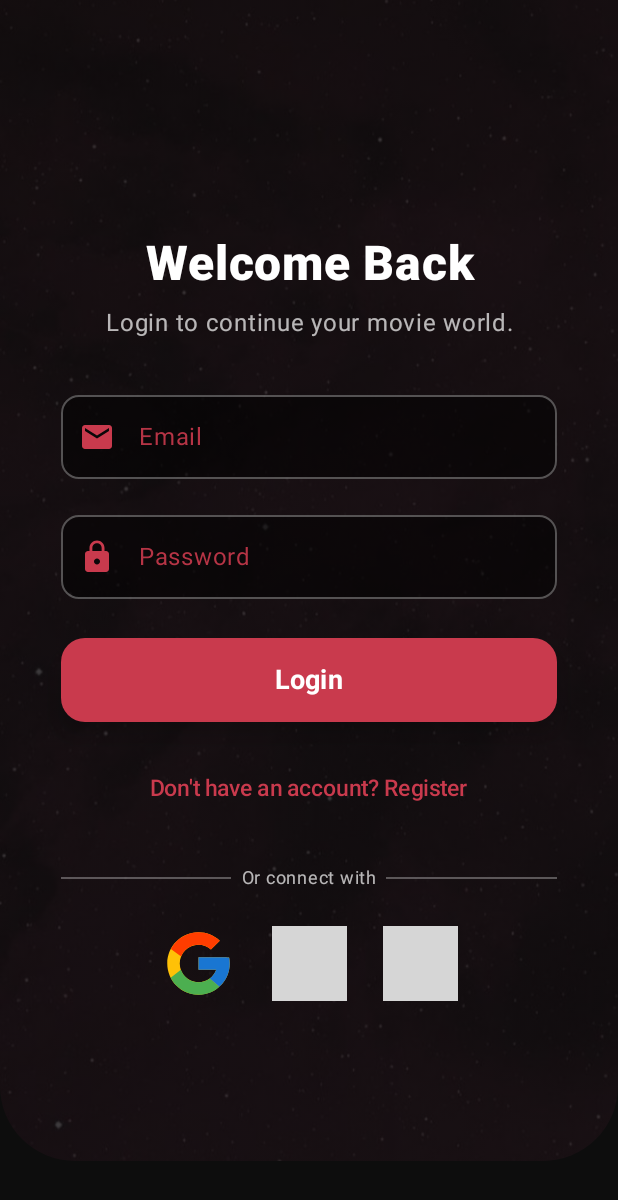
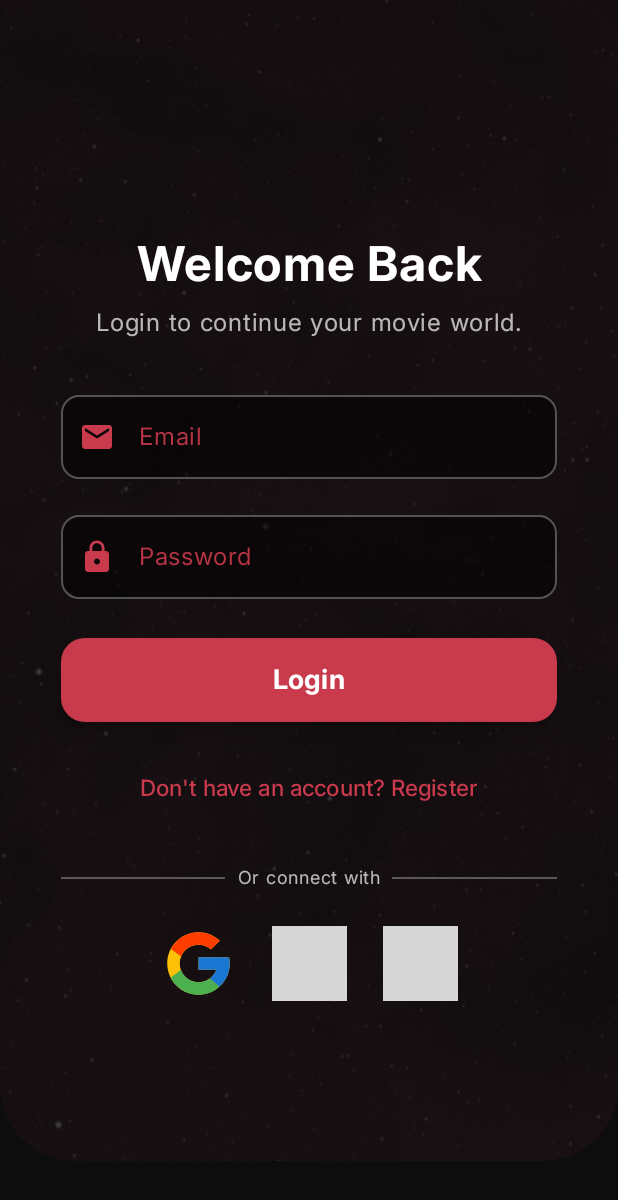
Before and after one commit to Tarik-Lotfy/Capstone-Project-DEPI, an Android app built with Jetpack Compose: the screen it shows after launch (MainActivity), on a phone screen of 412 x 824 dp. Shown: the top 1200 px of the screen. Run offline under Robolectric (Android 15) with nearby library versions, the phone set to English and light mode, and no system bars; our stand-ins replace Firebase (no records; nobody signed in at launch, a user with empty details on screens opened directly); libraries missing offline, so code that uses them is left out: com.facebook, com.facebook.login; 4 statements that could not run were skipped; grey boxes are pictures that could not be loaded.

Commit message:
updated theme and colors

```diff
--- a/app/src/main/java/com/example/moviestime/MainActivity.kt
+++ b/app/src/main/java/com/example/moviestime/MainActivity.kt
@@ -54,8 +54,7 @@ class MainActivity : ComponentActivity() {
             }
 
             MovieMiniTheme(
-                darkTheme = isDarkTheme,
-                dynamicColor = true
+                darkTheme = isDarkTheme
             ) {
                 val authViewModel: AuthViewModel = viewModel()
                 val isLoggedIn by authViewModel.isLoggedIn.collectAsState()
@@ -67,7 +66,7 @@ class MainActivity : ComponentActivity() {
                         mainViewModel = mainViewModel,
                         themeViewModel = themeViewModel,
                         notificationViewModel = notificationViewModel,
-                        languageViewModel = languageViewModel
+                        languageViewModel = languageViewModel,
                     )
                 } else {
                     LoginScreen()
--- a/app/src/main/java/com/example/moviestime/ui/theme/MovieMiniTheme.kt
+++ b/app/src/main/java/com/example/moviestime/ui/theme/MovieMiniTheme.kt
@@ -1,46 +1,206 @@
 package com.example.moviestime.ui.theme
 
 import android.app.Activity
-import android.os.Build
 import androidx.compose.material3.MaterialTheme
+import androidx.compose.material3.Typography
 import androidx.compose.material3.darkColorScheme
-import androidx.compose.material3.dynamicDarkColorScheme
-import androidx.compose.material3.dynamicLightColorScheme
 import androidx.compose.material3.lightColorScheme
 import androidx.compose.runtime.Composable
 import androidx.compose.runtime.SideEffect
 import androidx.compose.ui.graphics.Color
-import androidx.compose.ui.platform.LocalContext
 import androidx.compose.ui.platform.LocalView
+import androidx.compose.ui.res.colorResource
+import androidx.compose.ui.text.TextStyle
+import androidx.compose.ui.text.font.FontWeight
+import androidx.compose.ui.unit.sp
 import androidx.core.view.WindowCompat
+import com.example.moviestime.R
 
-private val DarkColorScheme = darkColorScheme(
-    primary = Color(0xFFBB86FC),
-    onPrimary = Color.Black,
-    background = Color.Transparent,
-    onBackground = Color.White
-)
-
-private val LightColorScheme = lightColorScheme(
-    primary = Color(0xFF6200EE),
-    onPrimary = Color.White,
-    background = Color.Transparent,
-    onBackground = Color.Black
+// Typography with PlayFair for headings and Inter for body text
+private val AppTypography = Typography(
+    // Display styles - PlayFair for headings
+    displayLarge = TextStyle(
+        fontFamily = PlayFair,
+        fontWeight = FontWeight.Bold,
+        fontSize = 57.sp,
+        lineHeight = 64.sp,
+        letterSpacing = (-0.25).sp
+    ),
+    displayMedium = TextStyle(
+        fontFamily = PlayFair,
+        fontWeight = FontWeight.Bold,
+        fontSize = 45.sp,
+        lineHeight = 52.sp,
+        letterSpacing = 0.sp
+    ),
+    displaySmall = TextStyle(
+        fontFamily = PlayFair,
+        fontWeight = FontWeight.Bold,
+        fontSize = 36.sp,
+        lineHeight = 44.sp,
+        letterSpacing = 0.sp
+    ),
+    // Headline styles - PlayFair for headings
+    headlineLarge = TextStyle(
+        fontFamily = PlayFair,
+        fontWeight = FontWeight.SemiBold,
+        fontSize = 32.sp,
+        lineHeight = 40.sp,
+        letterSpacing = 0.sp
+    ),
+    headlineMedium = TextStyle(
+        fontFamily = PlayFair,
+        fontWeight = FontWeight.SemiBold,
+        fontSize = 28.sp,
+        lineHeight = 36.sp,
+        letterSpacing = 0.sp
+    ),
+    headlineSmall = TextStyle(
+        fontFamily = PlayFair,
+        fontWeight = FontWeight.SemiBold,
+        fontSize = 24.sp,
+        lineHeight = 32.sp,
+        letterSpacing = 0.sp
+    ),
+    // Title styles - PlayFair for headings
+    titleLarge = TextStyle(
+        fontFamily = PlayFair,
+        fontWeight = FontWeight.Medium,
+        fontSize = 22.sp,
+        lineHeight = 28.sp,
+        letterSpacing = 0.sp
+    ),
+    titleMedium = TextStyle(
+        fontFamily = PlayFair,
+        fontWeight = FontWeight.Medium,
+        fontSize = 16.sp,
+        lineHeight = 24.sp,
+        letterSpacing = 0.15.sp
+    ),
+    titleSmall = TextStyle(
+        fontFamily = PlayFair,
+        fontWeight = FontWeight.Medium,
+        fontSize = 14.sp,
+        lineHeight = 20.sp,
+        letterSpacing = 0.1.sp
+    ),
+    // Body styles - Inter for body text
+    bodyLarge = TextStyle(
+        fontFamily = Inter,
+        fontWeight = FontWeight.Normal,
+        fontSize = 16.sp,
+        lineHeight = 24.sp,
+        letterSpacing = 0.5.sp
+    ),
+    bodyMedium = TextStyle(
+        fontFamily = Inter,
+        fontWeight = FontWeight.Normal,
+        fontSize = 14.sp,
+        lineHeight = 20.sp,
+        letterSpacing = 0.25.sp
+    ),
+    bodySmall = TextStyle(
+        fontFamily = Inter,
+        fontWeight = FontWeight.Normal,
+        fontSize = 12.sp,
+        lineHeight = 16.sp,
+        letterSpacing = 0.4.sp
+    ),
+    // Label styles - Inter for body text
+    labelLarge = TextStyle(
+        fontFamily = Inter,
+        fontWeight = FontWeight.Medium,
+        fontSize = 14.sp,
+        lineHeight = 20.sp,
+        letterSpacing = 0.1.sp
+    ),
+    labelMedium = TextStyle(
+        fontFamily = Inter,
+        fontWeight = FontWeight.Medium,
+        fontSize = 12.sp,
+        lineHeight = 16.sp,
+        letterSpacing = 0.5.sp
+    ),
+    labelSmall = TextStyle(
+        fontFamily = Inter,
+        fontWeight = FontWeight.Medium,
+        fontSize = 11.sp,
+        lineHeight = 16.sp,
+        letterSpacing = 0.5.sp
+    )
 )
 
 @Composable
 fun MovieMiniTheme(
     darkTheme: Boolean,
-    dynamicColor: Boolean = true,
     content: @Composable () -> Unit
 ) {
-    val colorScheme = when {
-        dynamicColor && Build.VERSION.SDK_INT >= Build.VERSION_CODES.S -> {
-            val context = LocalContext.current
-            if (darkTheme) dynamicDarkColorScheme(context) else dynamicLightColorScheme(context)
-        }
-        darkTheme -> DarkColorScheme
-        else -> LightColorScheme
+    // Colors from colors.xml
+    val cinemaDark = colorResource(R.color.cinema_dark)
+    val foreground = colorResource(R.color.foreground)
+    val cinemaCard = colorResource(R.color.cinema_card)
+    val cinemaBurgundy = colorResource(R.color.cinema_burgundy)
+    val cinemaGold = colorResource(R.color.cinema_gold)
+    val secondaryForeground = colorResource(R.color.secondary_foreground)
+    val accent = colorResource(R.color.accent)
+    val accentForeground = colorResource(R.color.accent_foreground)
+    val muted = colorResource(R.color.muted)
+    val mutedForeground = colorResource(R.color.muted_foreground)
+    val border = colorResource(R.color.border)
+    val ring = colorResource(R.color.ring)
+    val destructive = colorResource(R.color.destructive)
+    val destructiveForeground = colorResource(R.color.destructive_foreground)
+
+    val colorScheme = if (darkTheme) {
+        darkColorScheme(
+            primary = cinemaBurgundy,
+            onPrimary = foreground,
+            secondary = cinemaGold,
+            onSecondary = secondaryForeground,
+            tertiary = accent,
+            onTertiary = accentForeground,
+            background = cinemaDark,
+            onBackground = foreground,
+            surface = cinemaCard,
+            onSurface = foreground,
+            surfaceVariant = muted,
+            onSurfaceVariant = mutedForeground,
+            error = destructive,
+            onError = destructiveForeground,
+            errorContainer = destructive.copy(alpha = 0.2f),
+            onErrorContainer = destructiveForeground,
+            outline = border,
+            outlineVariant = ring, // Use ring color for focus states
+            scrim = Color.Black,
+            inverseSurface = foreground,
+            inverseOnSurface = cinemaDark,
+            inversePrimary = ring // Use ring color for focus indicators
+        )
+    } else {
+        lightColorScheme(
+            primary = cinemaBurgundy,
+            onPrimary = foreground,
+            secondary = cinemaGold,
+            onSecondary = secondaryForeground,
+            tertiary = accent,
+            onTertiary = accentForeground,
+            background = cinemaDark,
+            onBackground = foreground,
+            surface = cinemaCard,
+            onSurface = foreground,
+            surfaceVariant = muted,
+            onSurfaceVariant = mutedForeground,
+            error = destructive,
+            onError = destructiveForeground,
+            errorContainer = destructive.copy(alpha = 0.2f),
+            onErrorContainer = destructiveForeground,
+            outline = border,
+            outlineVariant = ring, // Use ring color for focus states
+            scrim = Color.Black,
+            inverseSurface = foreground,
+            inverseOnSurface = cinemaDark,
+            inversePrimary = ring // Use ring color for focus indicators
+        )
     }
 
     val view = LocalView.current
@@ -54,7 +214,7 @@ fun MovieMiniTheme(
 
     MaterialTheme(
         colorScheme = colorScheme,
-        typography = MaterialTheme.typography,
+        typography = AppTypography,
         content = content
     )
 }
--- a/app/src/main/res/values/colors.xml
+++ b/app/src/main/res/values/colors.xml
@@ -1,29 +1,40 @@
 <?xml version="1.0" encoding="utf-8"?>
 <resources>
-    <color name="background">#15110F</color>
-    <color name="foreground">#F0EAE2</color>
-    <color name="card">#231C18</color>
-    <color name="card_foreground">#F0EAE2</color>
+    <!-- Core Background & Text Colors -->
+    <color name="background">#171311</color>
+    <color name="foreground">#F5F1E8</color>
+    <color name="card">#231F1C</color>
+    <color name="card_foreground">#F5F1E8</color>
+    <color name="cinema_dark">#171311</color>
+    <color name="cinema_card">#231F1C</color>
+
+    <!-- Brand Colors (Cinema Theme) -->
     <color name="primary">#9E1938</color>
     <color name="cinema_burgundy">#9E1938</color>
-    <color name="primary_foreground">#F0EAE2</color>
+    <color name="primary_foreground">#F5F1E8</color>
     <color name="secondary">#E8C547</color>
     <color name="cinema_gold">#E8C547</color>
-    <color name="secondary_foreground">#15110F</color>
-    <color name="accent">#F2D15A</color>
-    <color name="accent_foreground">#15110F</color>
-    <color name="cinema_dark">#15110F</color>
-    <color name="cinema_card">#231C18</color>
+    <color name="secondary_foreground">#171311</color>
+
+    <!-- Interactive Elements -->
+    <color name="ring">#CB2149</color>
+    <color name="accent">#F0D04D</color>
+    <color name="accent_foreground">#171311</color>
+    <color name="border">#403935</color>
+    <color name="input">#342F2C</color>
+
+    <!-- Muted/Subtle Colors -->
+    <color name="muted">#3A3330</color>
+    <color name="muted_foreground">#B5AA9C</color>
+
+    <!-- Functional Colors -->
+    <color name="destructive">#F23838</color>
+    <color name="destructive_foreground">#F5F1E8</color>
     <color name="spotlight_glow">#FFDB66</color>
-    <color name="muted">#352E29</color>
-    <color name="muted_foreground">#B5A593</color>
-    <color name="border">#3A322C</color>
-    <color name="input">#2E2720</color>
-    <color name="ring">#C72048</color>
-    <color name="destructive">#EA4335</color>
-    <color name="destructive_foreground">#F0EAE2</color>
-    <color name="popover">#231C18</color>
-    <color name="popover_foreground">#F0EAE2</color>
+
+    <!-- Additional UI Elements -->
+    <color name="popover">#231F1C</color>
+    <color name="popover_foreground">#F5F1E8</color>
     <color name="purple_200">#FFBB86FC</color>
     <color name="purple_500">#FF6200EE</color>
     <color name="purple_700">#FF3700B3</color>
```
Also changed, not shown: 6 other files.
